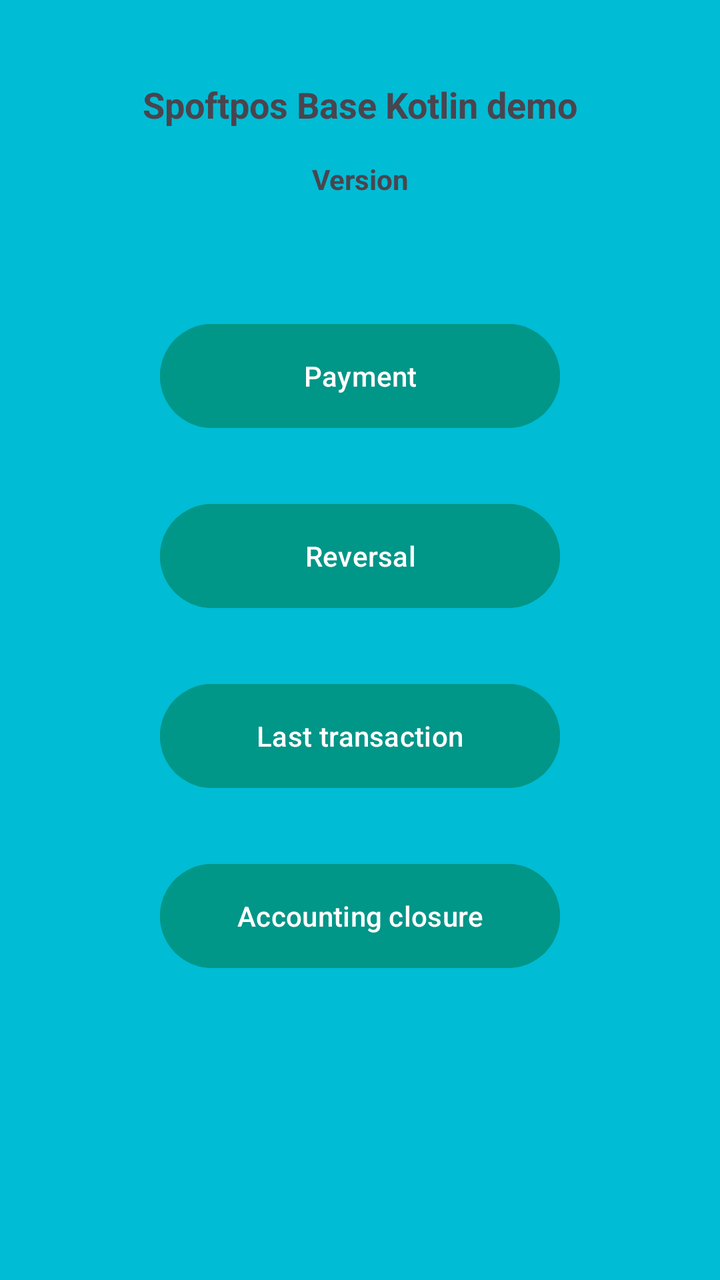
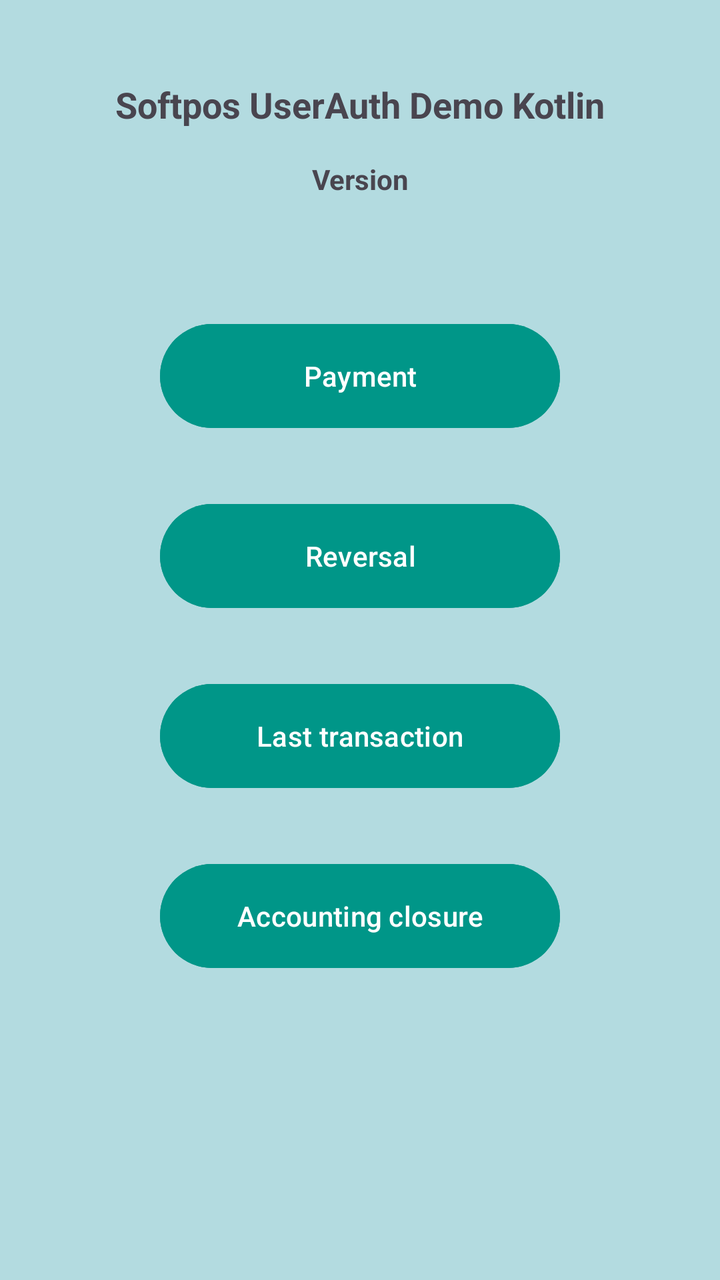

Before-and-after screenshots of an Android layout around one commit, followed by the original layout XML and the change that was made.
<!-- AndroidManifest.xml: application theme Theme.SoftposBaseKotlinDemo01 -->
<!-- res/layout/activity_main.xml -->
<?xml version="1.0" encoding="utf-8"?>
<LinearLayout xmlns:android="http://schemas.android.com/apk/res/android"
    xmlns:app="http://schemas.android.com/apk/res-auto"
    xmlns:tools="http://schemas.android.com/tools"
    android:id="@+id/main"
    android:layout_width="match_parent"
    android:layout_height="match_parent"
    android:orientation="vertical"
    android:background="@color/color_background_activity"
    tools:context=".activities.MainActivity">


    <TextView
        android:id="@+id/textView"
        android:layout_width="326dp"
        android:layout_height="32dp"
        android:layout_marginTop="40dp"
        android:layout_gravity="center"
        android:text="Spoftpos Base Kotlin demo"
        android:textAlignment="center"
        android:textAppearance="@style/TextAppearance.AppCompat.Medium"
        android:textStyle="bold" />

    <TextView
        android:id="@+id/textViewAppVersion"
        android:layout_width="316dp"
        android:layout_height="28dp"
        android:layout_marginTop="8dp"
        android:text="Version"
        android:textAlignment="center"
        android:layout_gravity="center"
        android:textStyle="bold" />

    <ScrollView
        android:layout_width="wrap_content"
        android:layout_height="wrap_content"
        android:layout_gravity="center"
        android:layout_marginTop="10dp"
        >

        <LinearLayout
            android:layout_width="match_parent"
            android:layout_height="match_parent"
            android:orientation="vertical">

            <Button
                android:id="@+id/btnPayment"
                android:layout_width="200dp"
                android:layout_height="60dp"
                android:layout_marginTop="40dp"
                android:layout_gravity="center"
                android:backgroundTint="@color/color_background_button"
                android:text="Payment" />

            <Button
                android:id="@+id/btnReversal"
                android:layout_width="200dp"
                android:layout_height="60dp"
                android:layout_marginTop="30dp"
                android:layout_gravity="center"
                android:backgroundTint="@color/color_background_button"
                android:text="Reversal" />

            <Button
                android:id="@+id/btnLastTransaction"
                android:layout_width="200dp"
                android:layout_height="60dp"
                android:layout_marginTop="30dp"
                android:layout_gravity="center"
                android:text="Last transaction"
                android:backgroundTint="@color/color_background_button"
                />

            <Button
                android:id="@+id/btnCloseAccount"
                android:layout_width="200dp"
                android:layout_height="60dp"
                android:layout_marginTop="30dp"
                android:layout_gravity="center"
                android:text="Accounting closure"
                android:backgroundTint="@color/color_background_button"

                />

        </LinearLayout>

    </ScrollView>

</LinearLayout>
<!-- resources referenced by this layout -->
<resources>
  <color name="color_background_activity">#00BCD4</color>
  <color name="color_background_button">#009688</color>
  <style name="Theme.SoftposBaseKotlinDemo01" parent="Base.Theme.SoftposBaseKotlinDemo01" />
  <style name="Base.Theme.SoftposBaseKotlinDemo01" parent="Theme.Material3.DayNight.NoActionBar">
          
          
      </style>
</resources>

<!-- the commit's change to res/layout/activity_main.xml (unified diff, before → after) -->
@@ -16,7 +16,7 @@
         android:layout_height="32dp"
         android:layout_marginTop="40dp"
         android:layout_gravity="center"
-        android:text="Spoftpos Base Kotlin demo"
+        android:text="Softpos UserAuth Demo Kotlin"
         android:textAlignment="center"
         android:textAppearance="@style/TextAppearance.AppCompat.Medium"
         android:textStyle="bold" />
<!-- resource entries referenced after the edit -->
@@ -1,6 +1,6 @@
 <!-- resources referenced by this layout -->
 <resources>
-  <color name="color_background_activity">#00BCD4</color>
+  <color name="color_background_activity">#B3DBE0</color>
   <color name="color_background_button">#009688</color>
   <style name="Theme.SoftposBaseKotlinDemo01" parent="Base.Theme.SoftposBaseKotlinDemo01" />
   <style name="Base.Theme.SoftposBaseKotlinDemo01" parent="Theme.Material3.DayNight.NoActionBar">
